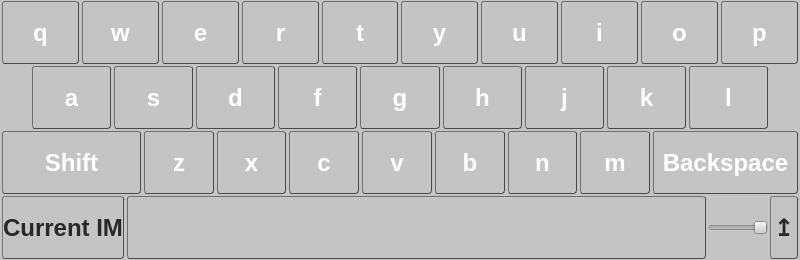
Old version of the form src/QVirtualKeyboard.ui in the repository drradwan/Qin.
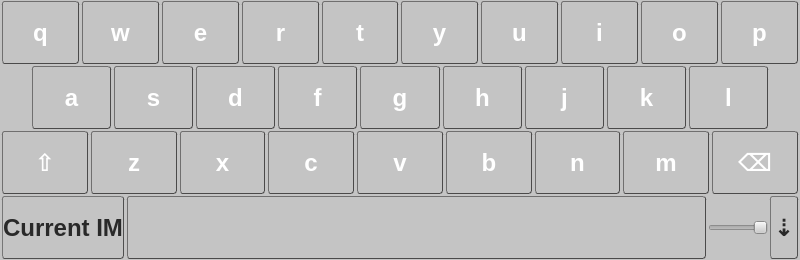
New version of the form.

Commit message: Update glyphs instead of wording

The edit to the form file:
```diff
--- a/src/QVirtualKeyboard.ui
+++ b/src/QVirtualKeyboard.ui
@@ -705,7 +705,7 @@
           <string>0x01000020</string>
          </property>
          <property name="text">
-          <string>     Shift     </string>
+          <string>⇧</string>
          </property>
          <property name="checkable">
           <bool>true</bool>
@@ -937,7 +937,7 @@
           <string>0x01000003</string>
          </property>
          <property name="text">
-          <string>Backspace</string>
+          <string>⌫</string>
          </property>
          <property name="checkable">
           <bool>false</bool>
@@ -1039,7 +1039,7 @@
           </size>
          </property>
          <property name="text">
-          <string>↥</string>
+          <string>⇣</string>
          </property>
         </widget>
        </item>
```
